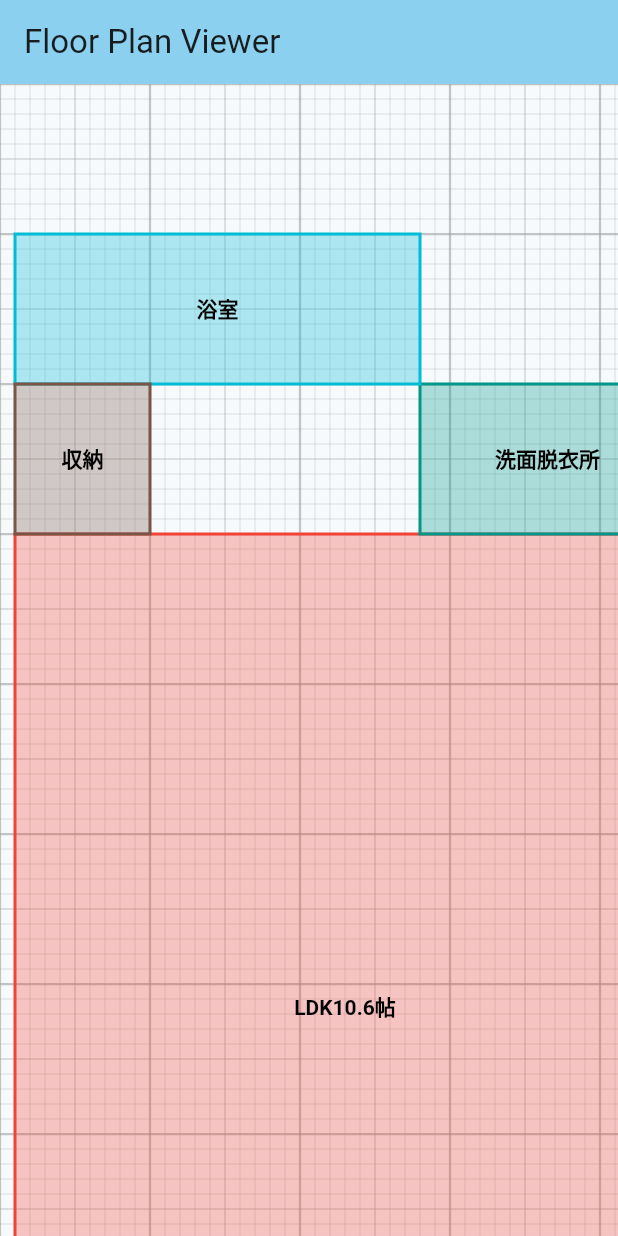
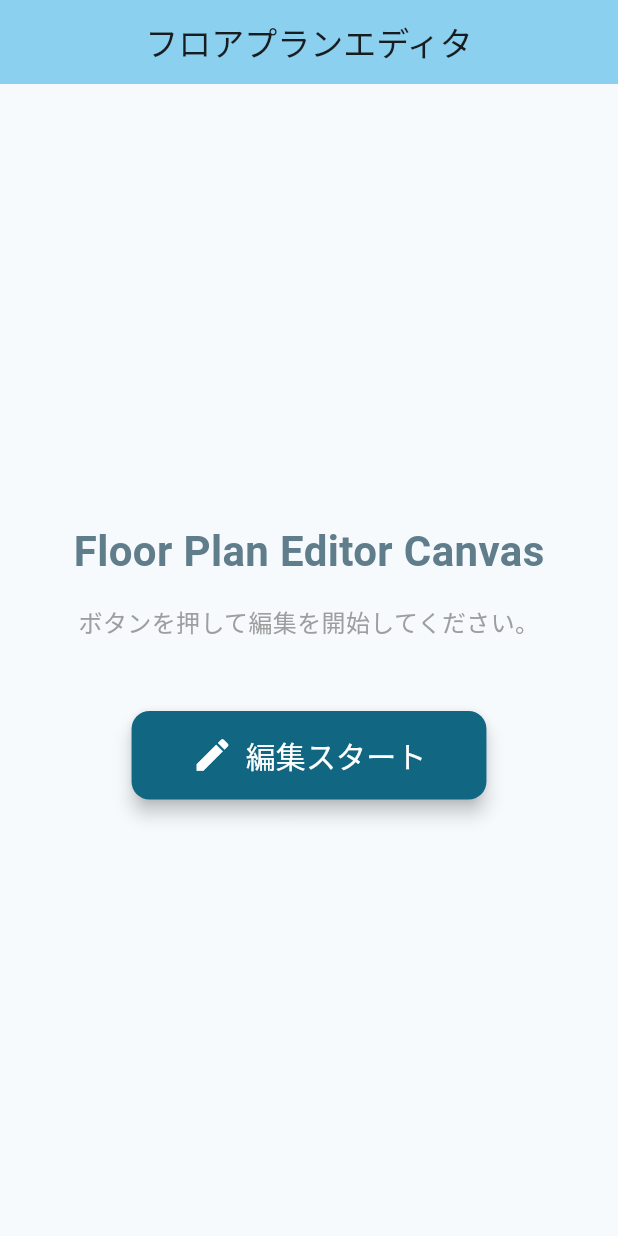
Before and after one commit to goodboop86/rimado, a Flutter app: the screen it shows after launch, on a phone screen of 412 x 824 dp. Run offline on Flutter 3.47's test engine with Material 3 defaults, Android fonts, the phone set to English and light mode, and no system bars.

Commit message:
add home

```diff
--- a/lib/main.dart
+++ b/lib/main.dart
@@ -1,5 +1,5 @@
 import 'package:flutter/material.dart';
-import 'package:rimado/pages/floor_plan_page.dart';
+import 'package:rimado/pages/home_page.dart';
 
 void main() {
   runApp(const MyApp());
@@ -16,7 +16,8 @@ class MyApp extends StatelessWidget {
         colorScheme: ColorScheme.fromSeed(seedColor: Colors.blueGrey),
         useMaterial3: true,
       ),
-      home: const FloorPlanPage(),
+      // 最初に表示するページをHomePageに変更
+      home: const HomePage(),
     );
   }
 }
--- a/lib/pages/floor_plan_page.dart
+++ b/lib/pages/floor_plan_page.dart
@@ -155,6 +155,7 @@ final String floorPlanJsonString = """
 """;
 
 class FloorPlanPage extends StatefulWidget {
+  // const化してHomePageから引数なしで呼び出せるようにする
   const FloorPlanPage({super.key});
 
   @override
@@ -162,35 +163,55 @@ class FloorPlanPage extends StatefulWidget {
 }
 
 class _FloorPlanPageState extends State<FloorPlanPage> {
+  // late の変数は initState で初期化されます。
   late LayoutRepositry repo;
 
   @override
   void initState() {
     super.initState();
+    // 状態管理クラスの初期化
     repo = LayoutRepositry(floorPlanJsonString, Configs().movingBasis);
   }
 
-  @override
-  Widget build(BuildContext context) {
-    return Scaffold(
-      appBar: AppBar(
-        title: const Text('Floor Plan Viewer'),
-        backgroundColor: Theme.of(context).colorScheme.inversePrimary,
-      ),
-      body: SingleChildScrollView(
-        scrollDirection: Axis.vertical,
-        child: SingleChildScrollView(
-          scrollDirection: Axis.horizontal,
-          child: GestureDetector(
-            onTapUp: (details) {
+  // Helper function to handle drag end logic
+  void _handlePanEnd() {
     setState(() {
-                repo.updateSelectedLayoutId(details.localPosition);
+      repo.endPan();
     });
-            },
+  }
 
-            onPanStart: (details) {
+  // Helper function to handle pan update logic
+  void _handlePanUpdate(DragUpdateDetails details) {
+    if (repo.shoundntNeedUpdate()) {
+      return;
+    }
+
+    final double totalDx = repo.totalDx(details.localPosition);
+    final double totalDy = repo.totalDy(details.localPosition);
+
+    if (!totalDx.isFinite || !totalDy.isFinite) {
+      return;
+    }
+
+    // updatedLayouts が floorPlan の変更を伴うため、setStateの外で計算し、
+    // setState内で repo.floorPlan を更新します。
+    final updatedLayouts = repo.updatedLayouts(details.localPosition);
+
+    setState(() {
+      repo.floorPlan = FloorPlan(
+        width: repo.floorPlan.width,
+        height: repo.floorPlan.height,
+        layouts: updatedLayouts,
+      );
+    });
+  }
+
+  // Helper function to handle pan start logic
+  void _handlePanStart(DragStartDetails details) {
     if (repo.getSelectedLayoutId == null) return;
 
+    // 以下の処理は repo の内部状態を変更するため、setStateの外で実行してから、
+    // 必要に応じて setState を呼び出して UI を更新します。
     repo.updateSelectedLayout();
     repo.updateSelectedVertexIndex(details.localPosition);
 
@@ -205,42 +226,37 @@ class _FloorPlanPageState extends State<FloorPlanPage> {
     } else {
       repo.endDrag();
     }
-            },
-
-            onPanUpdate: (details) {
-              if (repo.shoundntNeedUpdate()) {
-                return;
   }
 
-              final double totalDx = repo.totalDx(details.localPosition);
-              final double totalDy = repo.totalDy(details.localPosition);
-
-              if (!totalDx.isFinite || !totalDy.isFinite) {
-                return;
-              }
-
-              final updatedLayouts = repo.updatedLayouts(details.localPosition);
-
+  @override
+  Widget build(BuildContext context) {
+    // repo.getSelectedLayoutId() のようなGetterが存在すると仮定して修正
+    return Scaffold(
+      appBar: AppBar(
+        title: const Text('Floor Plan Editor'),
+        backgroundColor: Theme.of(context).colorScheme.inversePrimary,
+      ),
+      body: SingleChildScrollView(
+        scrollDirection: Axis.vertical,
+        child: SingleChildScrollView(
+          scrollDirection: Axis.horizontal,
+          child: GestureDetector(
+            onTapUp: (details) {
               setState(() {
-                repo.floorPlan = FloorPlan(
-                  width: repo.floorPlan.width,
-                  height: repo.floorPlan.height,
-                  layouts: updatedLayouts,
-                );
+                repo.updateSelectedLayoutId(details.localPosition);
               });
             },
-            onPanEnd: (details) {
-              setState(() {
-                repo.endPan();
-              });
-            },
+            onPanStart: _handlePanStart,
+            onPanUpdate: _handlePanUpdate,
+            onPanEnd: (details) => _handlePanEnd(),
+
             child: SizedBox(
               width: repo.floorPlan.width + 50, // 余白を追加
               height: repo.floorPlan.height + 50, // 余白を追加
               child: CustomPaint(
                 painter: FloorPlanPainter(
                   floorPlan: repo.floorPlan,
-                  selectedLayoutId: repo.getSelectedLayoutId,
+                  selectedLayoutId: repo.getSelectedLayoutId, // Getterとしてアクセス
                   snapIncrement: Configs().movingBasis,
                 ),
               ),
--- /dev/null
+++ b/lib/pages/home_page.dart
@@ -0,0 +1,70 @@
+import 'package:flutter/material.dart';
+import 'floor_plan_page.dart'; // 遷移先のFloorPlanPageをインポート
+
+class HomePage extends StatelessWidget {
+  const HomePage({super.key});
+
+  @override
+  Widget build(BuildContext context) {
+    return Scaffold(
+      appBar: AppBar(
+        title: const Text('フロアプランエディタ'),
+        backgroundColor: Theme.of(context).colorScheme.inversePrimary,
+        centerTitle: true,
+      ),
+      body: Center(
+        child: Padding(
+          padding: const EdgeInsets.all(32.0),
+          child: Column(
+            mainAxisAlignment: MainAxisAlignment.center,
+            crossAxisAlignment: CrossAxisAlignment.center,
+            children: <Widget>[
+              // タイトルと説明
+              const Text(
+                'Floor Plan Editor Canvas',
+                style: TextStyle(
+                  fontSize: 28,
+                  fontWeight: FontWeight.bold,
+                  color: Colors.blueGrey,
+                ),
+              ),
+              const SizedBox(height: 16),
+              const Text(
+                'ボタンを押して編集を開始してください。',
+                textAlign: TextAlign.center,
+                style: TextStyle(fontSize: 16, color: Colors.grey),
+              ),
+              const SizedBox(height: 48),
+
+              // スタートボタン
+              ElevatedButton.icon(
+                onPressed: () {
+                  // FloorPlanPageに遷移
+                  Navigator.of(context).push(
+                    MaterialPageRoute(
+                      builder: (context) => const FloorPlanPage(),
+                    ),
+                  );
+                },
+                icon: const Icon(Icons.edit, size: 28),
+                label: const Text('編集スタート', style: TextStyle(fontSize: 20)),
+                style: ElevatedButton.styleFrom(
+                  padding: const EdgeInsets.symmetric(
+                    horizontal: 40,
+                    vertical: 15,
+                  ),
+                  shape: RoundedRectangleBorder(
+                    borderRadius: BorderRadius.circular(12),
+                  ),
+                  elevation: 5,
+                  backgroundColor: Theme.of(context).colorScheme.primary,
+                  foregroundColor: Colors.white,
+                ),
+              ),
+            ],
+          ),
+        ),
+      ),
+    );
+  }
+}
```
Lines whose indentation alone changed are shown as unchanged.
